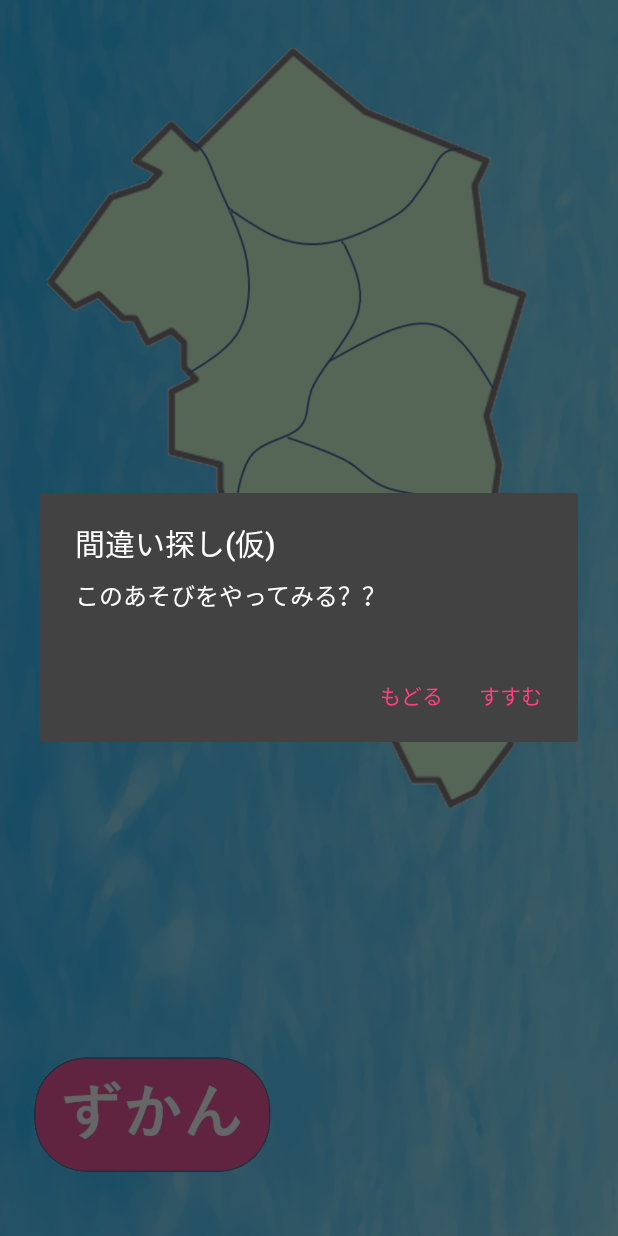
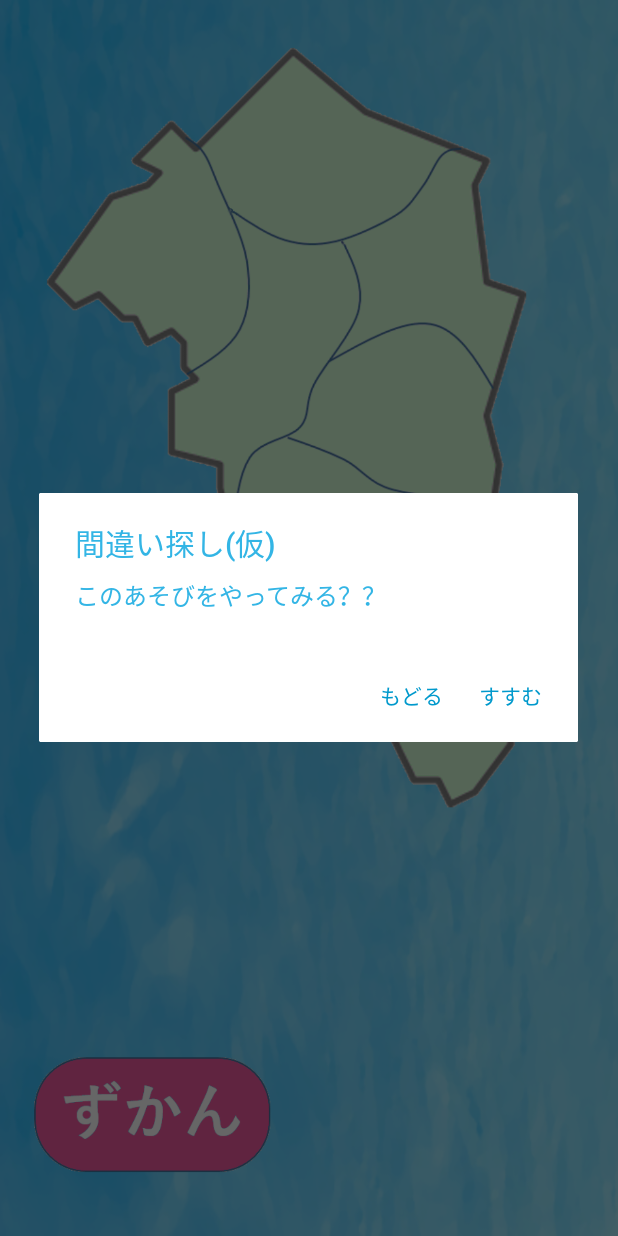
Before and after one commit to shxun6934/Kana-ko, an Android app: the screen it shows after launch (MapActivity), after a tap on an icon or button, on a phone screen of 412 x 824 dp. Run offline under Robolectric (Android 15) with nearby library versions, the phone set to English and light mode, and no system bars.

Commit message:
確認ダイアログのスタイルを変更

```diff
--- a/app/src/main/java/smartphoneapp_project/kanazawaapp_2017/MapActivity.java
+++ b/app/src/main/java/smartphoneapp_project/kanazawaapp_2017/MapActivity.java
@@ -23,7 +23,7 @@ public class MapActivity extends AppCompatActivity {
             @Override
             public void onClick(final View v) {//押下時の処理
                 //確認ダイアログの作成
-                AlertDialog.Builder alertDialog = new AlertDialog.Builder(MapActivity.this);
+                AlertDialog.Builder alertDialog = new AlertDialog.Builder(MapActivity.this,R.style.MyAlertDialogStyle);
                 alertDialog.setTitle("間違い探し(仮)");
                 alertDialog.setMessage("このあそびをやってみる？？");
                 alertDialog.setPositiveButton("すすむ", new DialogInterface.OnClickListener() {
@@ -39,18 +39,9 @@ public class MapActivity extends AppCompatActivity {
                 @Override
                 public void onClick(DialogInterface dialog, int which) {
 
-
-                    //Noボタンが押されたときの処理
-
-
+                    // TODO:Noボタンが押されたときの処理
                 }
                 });
-
-
-
-
-
-
                 alertDialog.create().show();
                     }
 
--- a/app/src/main/res/values/styles.xml
+++ b/app/src/main/res/values/styles.xml
@@ -8,4 +8,9 @@
         <item name="colorAccent">@color/colorAccent</item>
     </style>
 
+    <style name="MyAlertDialogStyle" parent="Theme.AppCompat.Light.Dialog.Alert">
+        <item name="colorAccent">@android:color/holo_blue_dark</item>
+        <item name="android:background">@android:color/white</item>
+        <item name="android:textColorPrimary">@android:color/holo_blue_light</item>
+    </style>
 </resources>
```
